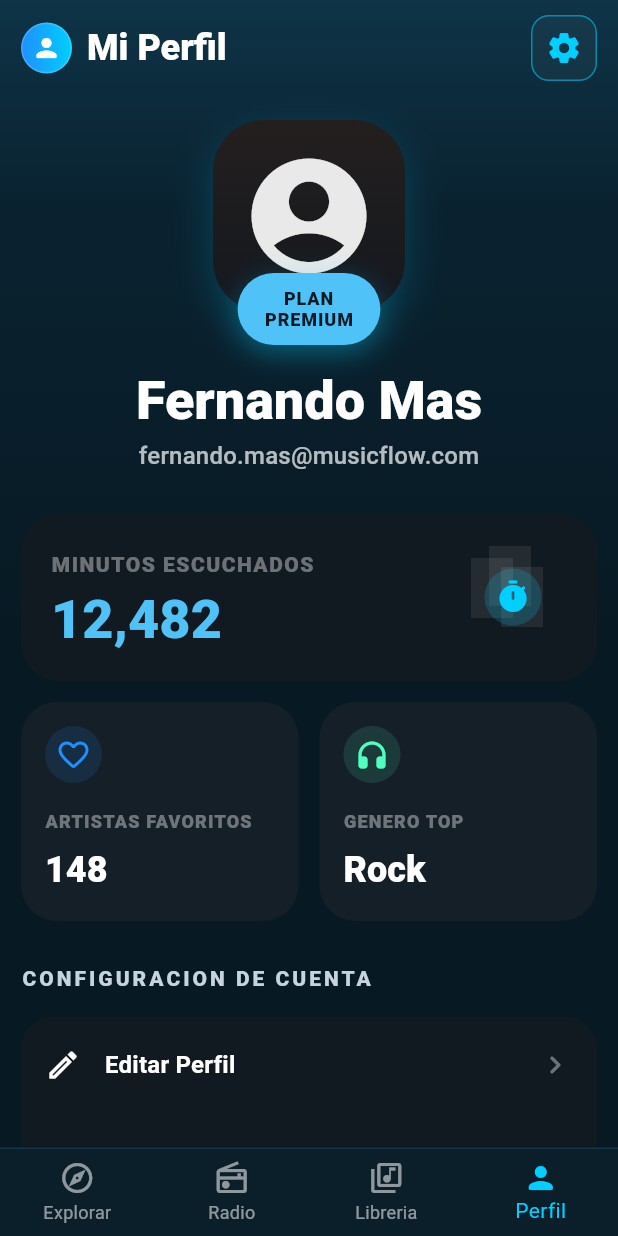
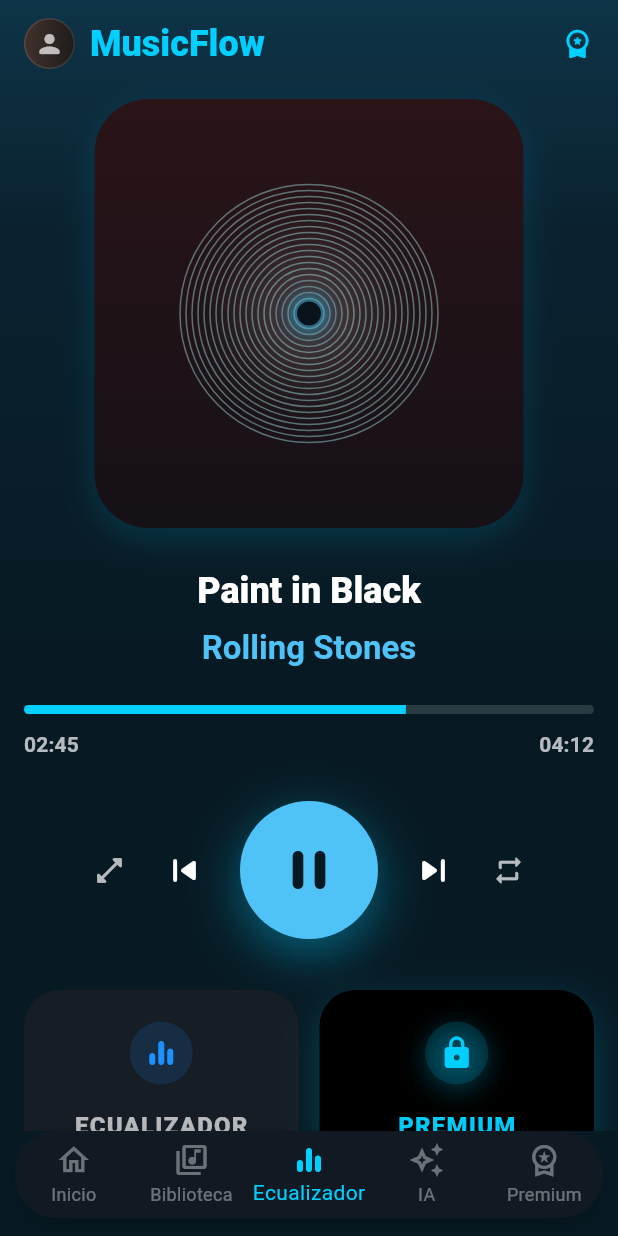
Before and after one commit to AldyJnx/MusicFlow, a Flutter app: the screen it shows after launch, on a phone screen of 412 x 824 dp. Run offline on Flutter 3.47's test engine with Material 3 defaults, Android fonts, the phone set to English and light mode, and no system bars.

Commit message:
Reproductor apartado Mobile

```diff
--- /dev/null
+++ b/mobile/musicflow_mobile/lib/features/player/screens/now_playing_screen.dart
@@ -0,0 +1,395 @@
+import 'package:flutter/material.dart';
+
+class NowPlayingScreen extends StatelessWidget {
+  const NowPlayingScreen({super.key});
+
+  static const Color _primaryBlue = Color(0xFF1E90FF);
+  static const Color _accentCyan = Color(0xFF00CFFF);
+  static const Color _lightBlue = Color(0xFF4FC3F7);
+  static const Color _bgDark = Color(0xFF071A24);
+  static const Color _bgMid = Color(0xFF0A2230);
+  static const Color _bgTop = Color(0xFF0E3447);
+  static const Color _cardDark = Color(0xFF161D25);
+
+  @override
+  Widget build(BuildContext context) {
+    final theme = Theme.of(context);
+
+    return Scaffold(
+      backgroundColor: _bgDark,
+      bottomNavigationBar: Container(
+        margin: const EdgeInsets.fromLTRB(10, 0, 10, 12),
+        decoration: BoxDecoration(
+          color: const Color(0xFF111A22).withOpacity(0.96),
+          borderRadius: BorderRadius.circular(28),
+          boxShadow: const [
+            BoxShadow(
+              color: Color(0x33000000),
+              blurRadius: 18,
+              offset: Offset(0, 8),
+            ),
+          ],
+        ),
+        child: BottomNavigationBar(
+          currentIndex: 2,
+          backgroundColor: Colors.transparent,
+          elevation: 0,
+          selectedItemColor: _accentCyan,
+          unselectedItemColor: Colors.white38,
+          type: BottomNavigationBarType.fixed,
+          items: const [
+            BottomNavigationBarItem(
+              icon: Icon(Icons.home_outlined),
+              activeIcon: Icon(Icons.home_rounded),
+              label: 'Inicio',
+            ),
+            BottomNavigationBarItem(
+              icon: Icon(Icons.library_music_outlined),
+              activeIcon: Icon(Icons.library_music_rounded),
+              label: 'Biblioteca',
+            ),
+            BottomNavigationBarItem(
+              icon: Icon(Icons.equalizer_rounded),
+              label: 'Ecualizador',
+            ),
+            BottomNavigationBarItem(
+              icon: Icon(Icons.auto_awesome_outlined),
+              activeIcon: Icon(Icons.auto_awesome_rounded),
+              label: 'IA',
+            ),
+            BottomNavigationBarItem(
+              icon: Icon(Icons.workspace_premium_outlined),
+              activeIcon: Icon(Icons.workspace_premium_rounded),
+              label: 'Premium',
+            ),
+          ],
+        ),
+      ),
+      body: Container(
+        decoration: const BoxDecoration(
+          gradient: LinearGradient(
+            begin: Alignment.topCenter,
+            end: Alignment.bottomCenter,
+            colors: [_bgTop, _bgMid, _bgDark],
+            stops: [0.0, 0.2, 0.58],
+          ),
+        ),
+        child: SafeArea(
+          child: SingleChildScrollView(
+            padding: const EdgeInsets.fromLTRB(16, 12, 16, 18),
+            child: Column(
+              crossAxisAlignment: CrossAxisAlignment.center,
+              children: [
+                Row(
+                  children: [
+                    Container(
+                      width: 34,
+                      height: 34,
+                      decoration: BoxDecoration(
+                        shape: BoxShape.circle,
+                        gradient: const LinearGradient(
+                          colors: [Color(0xFF41312C), Color(0xFF1E1C1B)],
+                        ),
+                        border: Border.all(
+                          color: Colors.white.withOpacity(0.12),
+                        ),
+                      ),
+                      child: const Icon(
+                        Icons.person_rounded,
+                        size: 20,
+                        color: Colors.white70,
+                      ),
+                    ),
+                    const SizedBox(width: 10),
+                    Text(
+                      'MusicFlow',
+                      style: theme.textTheme.headlineSmall?.copyWith(
+                        color: _accentCyan,
+                        fontWeight: FontWeight.w900,
+                      ),
+                    ),
+                    const Spacer(),
+                    const Icon(
+                      Icons.workspace_premium_rounded,
+                      color: _accentCyan,
+                      size: 22,
+                    ),
+                  ],
+                ),
+                const SizedBox(height: 20),
+                Center(
+                  child: Container(
+                    width: 286,
+                    height: 286,
+                    decoration: BoxDecoration(
+                      borderRadius: BorderRadius.circular(36),
+                      gradient: const LinearGradient(
+                        begin: Alignment.topCenter,
+                        end: Alignment.bottomCenter,
+                        colors: [Color(0xFF2A1418), Color(0xFF151117)],
+                      ),
+                      boxShadow: const [
+                        BoxShadow(
+                          color: Color(0x2200CFFF),
+                          blurRadius: 18,
+                          offset: Offset(0, 8),
+                        ),
+                      ],
+                    ),
+                    child: Center(
+                      child: Container(
+                        width: 180,
+                        height: 180,
+                        decoration: BoxDecoration(
+                          shape: BoxShape.circle,
+                          gradient: RadialGradient(
+                            colors: [
+                              _accentCyan.withOpacity(0.4),
+                              Colors.white.withOpacity(0.16),
+                              Colors.transparent,
+                            ],
+                            stops: const [0.02, 0.18, 1],
+                          ),
+                        ),
+                        child: CustomPaint(
+                          painter: _VinylPainter(),
+                        ),
+                      ),
+                    ),
+                  ),
+                ),
+                const SizedBox(height: 26),
+                Text(
+                  'Paint in Black',
+                  style: theme.textTheme.headlineSmall?.copyWith(
+                    color: Colors.white,
+                    fontWeight: FontWeight.w800,
+                  ),
+                ),
+                const SizedBox(height: 8),
+                Text(
+                  'Rolling Stones',
+                  style: theme.textTheme.titleLarge?.copyWith(
+                    color: _lightBlue,
+                    fontWeight: FontWeight.w700,
+                  ),
+                ),
+                const SizedBox(height: 24),
+                Column(
+                  children: [
+                    ClipRRect(
+                      borderRadius: BorderRadius.circular(999),
+                      child: LinearProgressIndicator(
+                        value: 0.67,
+                        minHeight: 6,
+                        backgroundColor: Colors.white.withOpacity(0.14),
+                        valueColor: const AlwaysStoppedAnimation<Color>(_accentCyan),
+                      ),
+                    ),
+                    const SizedBox(height: 10),
+                    Row(
+                      mainAxisAlignment: MainAxisAlignment.spaceBetween,
+                      children: [
+                        Text(
+                          '02:45',
+                          style: theme.textTheme.titleSmall?.copyWith(
+                            color: Colors.white70,
+                            fontWeight: FontWeight.w700,
+                          ),
+                        ),
+                        Text(
+                          '04:12',
+                          style: theme.textTheme.titleSmall?.copyWith(
+                            color: Colors.white70,
+                            fontWeight: FontWeight.w700,
+                          ),
+                        ),
+                      ],
+                    ),
+                  ],
+                ),
+                const SizedBox(height: 28),
+                Row(
+                  mainAxisAlignment: MainAxisAlignment.center,
+                  children: [
+                    const Icon(
+                      Icons.open_in_full_rounded,
+                      color: Colors.white70,
+                      size: 22,
+                    ),
+                    const SizedBox(width: 24),
+                    const Icon(
+                      Icons.skip_previous_rounded,
+                      color: Colors.white,
+                      size: 30,
+                    ),
+                    const SizedBox(width: 22),
+                    Container(
+                      width: 92,
+                      height: 92,
+                      decoration: const BoxDecoration(
+                        shape: BoxShape.circle,
+                        color: _lightBlue,
+                        boxShadow: [
+                          BoxShadow(
+                            color: Color(0x6600CFFF),
+                            blurRadius: 28,
+                            offset: Offset(0, 10),
+                          ),
+                        ],
+                      ),
+                      child: const Icon(
+                        Icons.pause_rounded,
+                        color: _bgDark,
+                        size: 44,
+                      ),
+                    ),
+                    const SizedBox(width: 22),
+                    const Icon(
+                      Icons.skip_next_rounded,
+                      color: Colors.white,
+                      size: 30,
+                    ),
+                    const SizedBox(width: 24),
+                    const Icon(
+                      Icons.repeat_rounded,
+                      color: Colors.white70,
+                      size: 22,
+                    ),
+                  ],
+                ),
+                const SizedBox(height: 34),
+                Row(
+                  children: const [
+                    Expanded(
+                      child: _QuickActionCard(
+                        title: 'ECUALIZADOR',
+                        icon: Icons.equalizer_rounded,
+                        glow: false,
+                      ),
+                    ),
+                    SizedBox(width: 14),
+                    Expanded(
+                      child: _QuickActionCard(
+                        title: 'PREMIUM',
+                        icon: Icons.lock_rounded,
+                        glow: true,
+                      ),
+                    ),
+                  ],
+                ),
+              ],
+            ),
+          ),
+        ),
+      ),
+    );
+  }
+}
+
+class _QuickActionCard extends StatelessWidget {
+  const _QuickActionCard({
+    required this.title,
+    required this.icon,
+    required this.glow,
+  });
+
+  final String title;
+  final IconData icon;
+  final bool glow;
+
+  @override
+  Widget build(BuildContext context) {
+    final theme = Theme.of(context);
+
+    return Container(
+      height: 124,
+      decoration: BoxDecoration(
+        color: glow ? Colors.black : NowPlayingScreen._cardDark,
+        borderRadius: BorderRadius.circular(24),
+        boxShadow: glow
+            ? const [
+                BoxShadow(
+                  color: Color(0x3300CFFF),
+                  blurRadius: 20,
+                  offset: Offset(0, 8),
+                ),
+              ]
+            : null,
+      ),
+      child: Column(
+        mainAxisAlignment: MainAxisAlignment.center,
+        children: [
+          Container(
+            width: 42,
+            height: 42,
+            decoration: BoxDecoration(
+              shape: BoxShape.circle,
+              color: glow
+                  ? NowPlayingScreen._accentCyan.withOpacity(0.14)
+                  : NowPlayingScreen._primaryBlue.withOpacity(0.14),
+              boxShadow: glow
+                  ? const [
+                      BoxShadow(
+                        color: Color(0x4400CFFF),
+                        blurRadius: 14,
+                        offset: Offset(0, 4),
+                      ),
+                    ]
+                  : null,
+            ),
+            child: Icon(
+              icon,
+              color: glow
+                  ? NowPlayingScreen._accentCyan
+                  : NowPlayingScreen._primaryBlue,
+            ),
+          ),
+          const SizedBox(height: 16),
+          Text(
+            title,
+            style: theme.textTheme.titleMedium?.copyWith(
+              color: glow ? NowPlayingScreen._accentCyan : Colors.white70,
+              fontWeight: FontWeight.w800,
+              letterSpacing: 0.8,
+            ),
+          ),
+        ],
+      ),
+    );
+  }
+}
+
+class _VinylPainter extends CustomPainter {
+  @override
+  void paint(Canvas canvas, Size size) {
+    final center = Offset(size.width / 2, size.height / 2);
+    final maxRadius = size.width / 2;
+    final ringPaint = Paint()
+      ..style = PaintingStyle.stroke
+      ..color = const Color(0x66B8FFFF)
+      ..strokeWidth = 1;
+
+    for (double radius = 10; radius < maxRadius; radius += 4) {
+      canvas.drawCircle(center, radius, ringPaint);
+    }
+
+    final glowPaint = Paint()
+      ..shader = const RadialGradient(
+        colors: [
+          Color(0xFF00CFFF),
+          Color(0x6626C6FF),
+          Colors.transparent,
+        ],
+        stops: [0.02, 0.2, 1],
+      ).createShader(Rect.fromCircle(center: center, radius: 26));
+
+    canvas.drawCircle(center, 24, glowPaint);
+
+    final centerPaint = Paint()..color = const Color(0xFF08131C);
+    canvas.drawCircle(center, 8, centerPaint);
+  }
+
+  @override
+  bool shouldRepaint(covariant CustomPainter oldDelegate) => false;
+}
--- a/mobile/musicflow_mobile/lib/features/library/screens/biblioteca_screens.dart
+++ b/mobile/musicflow_mobile/lib/features/playlists/screens/playlist_screens.dart
@@ -1,7 +1,7 @@
 import 'package:flutter/material.dart';
 
-class BibliotecaScreen extends StatelessWidget {
-  const BibliotecaScreen({super.key});
+class PlaylistScreen extends StatelessWidget {
+  const PlaylistScreen({super.key});
 
   static const Color _primaryBlue = Color(0xFF1E90FF);
   static const Color _accentCyan = Color(0xFF00CFFF);
@@ -495,7 +495,7 @@ class _FilterChip extends StatelessWidget {
         borderRadius: BorderRadius.circular(999),
         gradient: selected
             ? const LinearGradient(
-                colors: [BibliotecaScreen._primaryBlue, BibliotecaScreen._accentCyan],
+                colors: [PlaylistScreen._primaryBlue, PlaylistScreen._accentCyan],
               )
             : null,
         color: selected ? null : Colors.white.withOpacity(0.04),
@@ -508,11 +508,11 @@ class _FilterChip extends StatelessWidget {
                 ),
               ]
             : null,
-      ),
+    ),
         child: Text(
         label,
         style: TextStyle(
-          color: selected ? BibliotecaScreen._bgDark : Colors.white70,
+          color: selected ? PlaylistScreen._bgDark : Colors.white70,
           fontWeight: FontWeight.w700,
         ),
       ),
@@ -608,7 +608,7 @@ class _TrackTile extends StatelessWidget {
           onPressed: () {},
           icon: Icon(
             favorite ? Icons.favorite_rounded : Icons.favorite_border_rounded,
-            color: favorite ? BibliotecaScreen._lightBlue : Colors.white70,
+            color: favorite ? PlaylistScreen._lightBlue : Colors.white70,
           ),
         ),
         IconButton(
--- a/mobile/musicflow_mobile/lib/main.dart
+++ b/mobile/musicflow_mobile/lib/main.dart
@@ -1,8 +1,9 @@
 import 'package:flutter/material.dart';
+import 'package:musicflow_mobile/features/player/screens/now_playing_screen.dart';
 //import 'package:musicflow_mobile/features/auth/register_screen.dart';
-import 'package:musicflow_mobile/features/profile/screens/profile_screen.dart';
+//import 'package:musicflow_mobile/features/profile/screens/profile_screen.dart';
 //import 'package:musicflow_mobile/features/auth/login_screen.dart';
-//import 'package:musicflow_mobile/features/library/screens/biblioteca_screens.dart';
+//import 'package:musicflow_mobile/features/playlist/screens/playlist_screen.dart';
 //import 'package:musicflow_mobile/features/library/screens/home_screen.dart';
 //import 'package:musicflow_mobile/features/premium/screens/premium_screen.dart';
 
@@ -20,7 +21,7 @@ class MyApp extends StatelessWidget {
       theme: ThemeData(
         colorScheme: ColorScheme.fromSeed(seedColor: Colors.deepPurple),
       ),
-      home: const ProfileScreen(),
+      home: const NowPlayingScreen(),
     );
   }
 }
```
